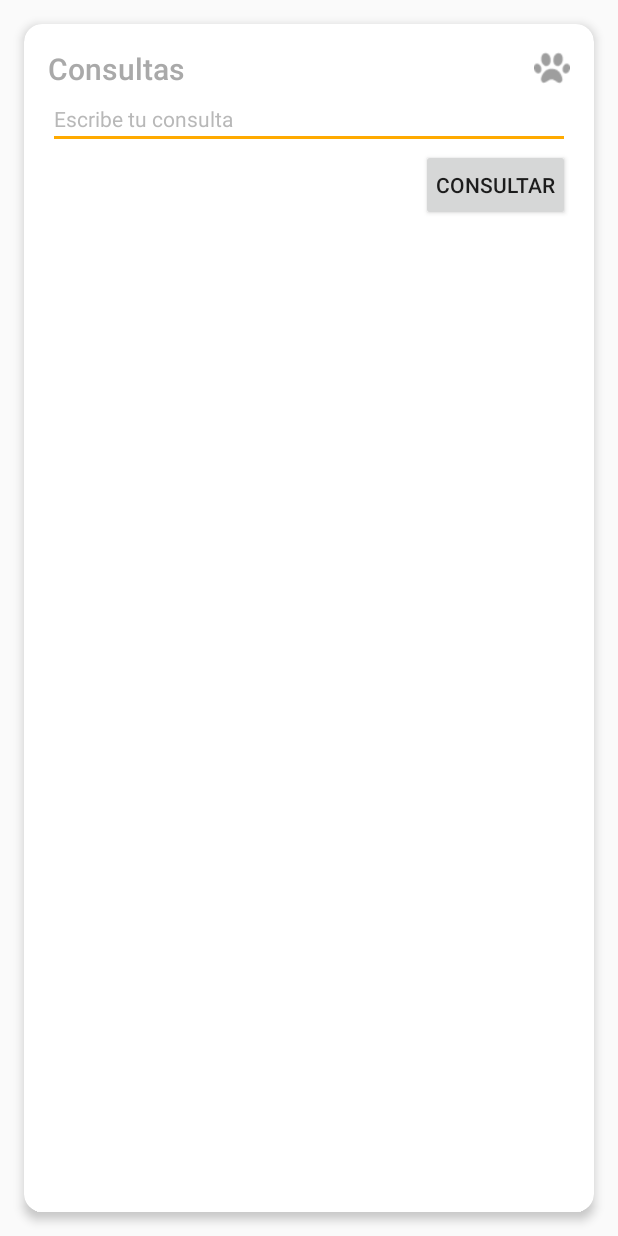
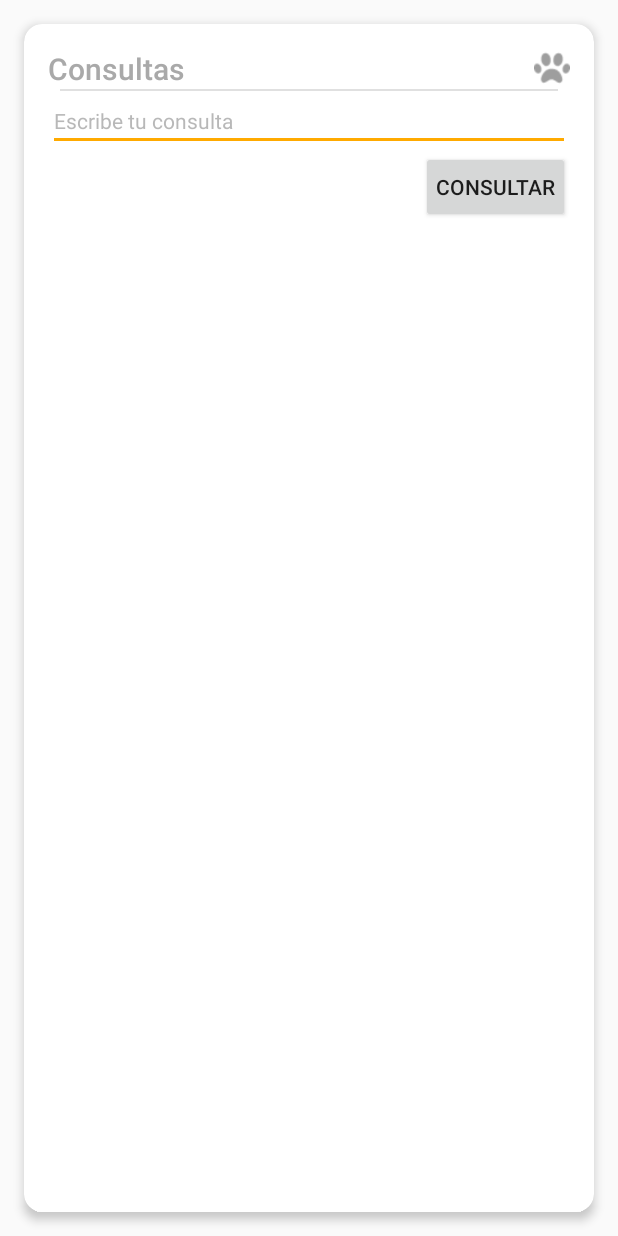
Before and after one commit to tomasnfranco/TDP2Grupo9, an Android app: the layout cardview_mensajes.xml on its own in the app's theme, with its tools: preview values and no code run, on a phone screen of 412 x 824 dp. Run offline under Robolectric (Android 15) with nearby library versions, the phone set to English and light mode, and no system bars.

Commit message:
Se descomenta lo que no funcionaba.

```diff
--- a/app/src/main/res/layout/cardview_mensajes.xml
+++ b/app/src/main/res/layout/cardview_mensajes.xml
@@ -45,7 +45,7 @@
                 android:scaleType="centerCrop"
                 android:src="@drawable/ic_icono" />
         </RelativeLayout>
-        <!--<View style="@style/HorizontalDivider"/>-->
+        <View style="@style/HorizontalDivider"/>
 
         <EditText
             android:layout_width="fill_parent"
@@ -68,7 +68,7 @@
             android:singleLine="false"
             android:paddingStart="10dp"
             android:paddingEnd="10dp" />
-        <!--android:background="@drawable/button_drawable"-->
+            android:background="@drawable/button_drawable"
 
         <android.support.v4.widget.NestedScrollView
             android:id="@+id/scrollableView"
--- a/app/src/main/res/layout/cardview_perfil_mascota_adicional.xml
+++ b/app/src/main/res/layout/cardview_perfil_mascota_adicional.xml
@@ -39,7 +39,7 @@
                 android:scaleType="centerCrop"
                 android:src="@drawable/ic_icono" />
         </RelativeLayout>
-        <!--<View style="@style/HorizontalDivider"/>-->
+        <View style="@style/HorizontalDivider"/>
 
         <TextView
             style="@style/Base.TextAppearance.AppCompat.Body1"
--- a/app/src/main/res/layout/cardview_perfil_mascota_basica.xml
+++ b/app/src/main/res/layout/cardview_perfil_mascota_basica.xml
@@ -39,7 +39,7 @@
                 android:scaleType="centerCrop"
                 android:src="@drawable/ic_icono" />
         </RelativeLayout>
-        <!--<View style="@style/HorizontalDivider"/>-->
+        <View style="@style/HorizontalDivider"/>
 
         <TextView
             style="@style/Base.TextAppearance.AppCompat.Body1"
--- a/app/src/main/res/layout/cardview_perfil_mascota_fotos.xml
+++ b/app/src/main/res/layout/cardview_perfil_mascota_fotos.xml
@@ -38,7 +38,7 @@
                 android:src="@drawable/ic_camera"/>
         </RelativeLayout>
 
-        <!--<View style="@style/HorizontalDivider"/>-->
+        <View style="@style/HorizontalDivider"/>
 
                 <com.daimajia.slider.library.SliderLayout
                     android:id="@+id/photo_slider"
--- a/app/src/main/res/layout/cardview_perfil_mascota_video.xml
+++ b/app/src/main/res/layout/cardview_perfil_mascota_video.xml
@@ -39,7 +39,7 @@
                 android:src="@drawable/ic_videocamera"/>
         </RelativeLayout>
 
-        <!--<View style="@style/HorizontalDivider"/>-->
+        <View style="@style/HorizontalDivider"/>
 
         <com.daimajia.slider.library.SliderLayout
             android:id="@+id/video_slider"
```
